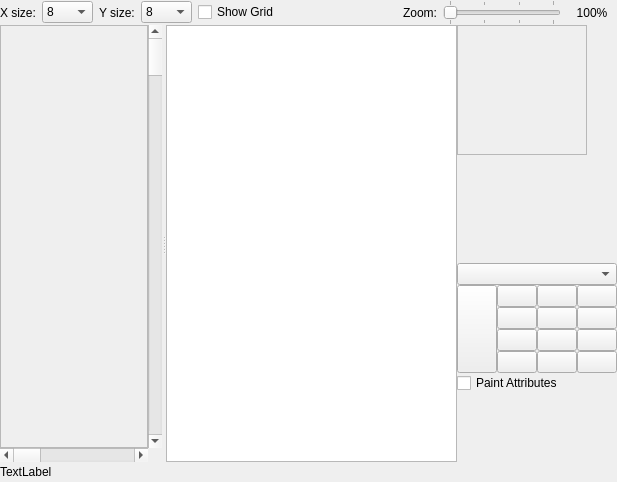
The window that designers/tile_stamp_editor/tilestampeditorform.ui (christopherpow/nesicide) describes before a commit, drawn with Qt 5.
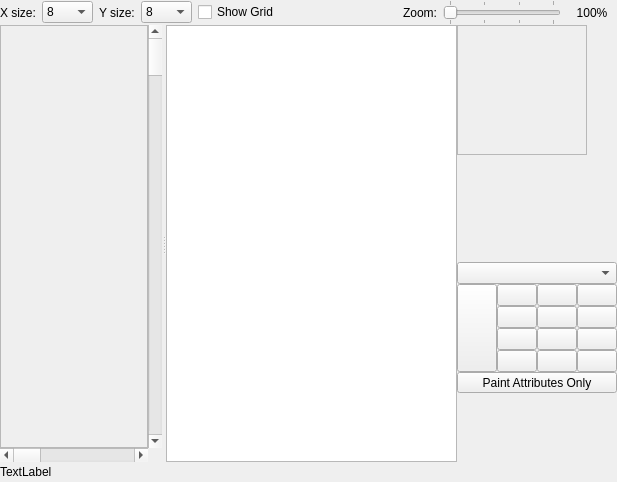
The same window after the commit. Icons and pictures are not drawn. Custom widgets are drawn as their Qt base class.

Commit message: Tile Editor now has working paint bucket function. Tile recoloring has been reworked to be much more efficient. All Tile Editor tools now work.

Diff of the .ui file:
```diff
--- a/designers/tile_stamp_editor/tilestampeditorform.ui
+++ b/designers/tile_stamp_editor/tilestampeditorform.ui
@@ -649,13 +649,6 @@
      <item row="0" column="0" colspan="5">
       <widget class="QComboBox" name="attributeTable"/>
      </item>
-     <item row="5" column="0" colspan="5">
-      <widget class="QCheckBox" name="paintAttr">
-       <property name="text">
-        <string>Paint Attributes</string>
-       </property>
-      </widget>
-     </item>
      <item row="8" column="0">
       <widget class="QToolButton" name="cwRotate">
        <property name="toolTip">
@@ -884,6 +877,25 @@
        </property>
       </widget>
      </item>
+     <item row="5" column="0" colspan="5">
+      <widget class="QToolButton" name="paintAttr">
+       <property name="sizePolicy">
+        <sizepolicy hsizetype="Preferred" vsizetype="Fixed">
+         <horstretch>0</horstretch>
+         <verstretch>0</verstretch>
+        </sizepolicy>
+       </property>
+       <property name="text">
+        <string>Paint Attributes Only</string>
+       </property>
+       <property name="checkable">
+        <bool>true</bool>
+       </property>
+       <property name="autoRaise">
+        <bool>false</bool>
+       </property>
+      </widget>
+     </item>
     </layout>
    </item>
   </layout>
```
Left out of the diff: 3 changed lines with no effect on the pictures. The commit also changes 6 other files.
